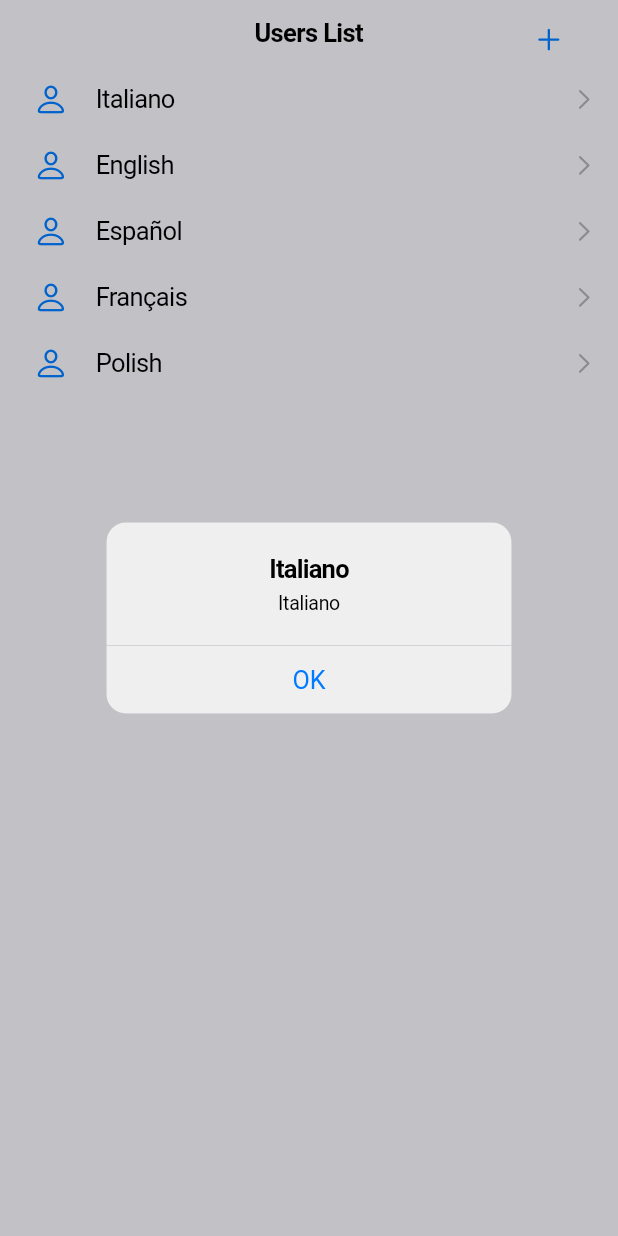
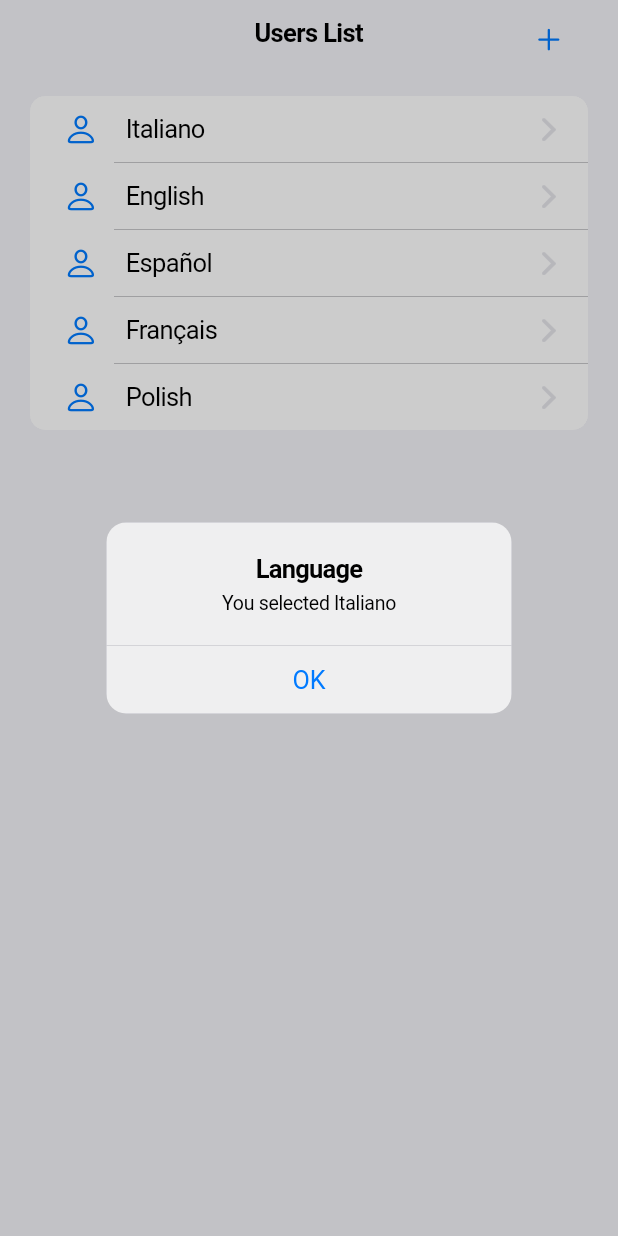
Before and after one commit to PiotrChoinski/BMI-mobile, a Flutter app: the screen it shows after launch, after a tap on "Italiano", on a phone screen of 412 x 824 dp. Run offline on Flutter 3.47's test engine with Material 3 defaults, Android fonts, the phone set to English and light mode, and no system bars.

Commit message:
new users list styles

```diff
--- a/bmi_mobile/lib/pages/users_list_page.dart
+++ b/bmi_mobile/lib/pages/users_list_page.dart
@@ -37,33 +37,48 @@ class _UsersListPageState extends State<UsersListPage> {
                   MaterialPageRoute(
                       builder: (context) => const AddUserPage()))),
         ),
-        child: ListView.builder(
-            itemCount: items.length,
-            itemBuilder: (context, index) => Dismissible(
-                key: Key(index.toString()),
-                onDismissed: (direction) {
-                  print('Dismissed');
-                },
-                background: Container(color: Colors.red),
+        child: SafeArea(
+          child: SingleChildScrollView(
+            child: CupertinoListSection.insetGrouped(
+              children: [
+                for (var item in items)
+                  Dismissible(
+                      key: Key(item.prefix),
+                      onDismissed: (direction) => print(item.prefix),
+                      direction: DismissDirection.endToStart,
+                      background: Container(
+                        color: CupertinoColors.systemRed,
+                        alignment: Alignment.centerRight,
+                        padding: const EdgeInsets.only(right: 16.0),
+                        child: const Icon(CupertinoIcons.delete,
+                            color: Colors.white),
+                      ),
                       child: CupertinoListTile(
+                        title: Text(item.prefix),
+                        leading: const Icon(CupertinoIcons.person),
+                        trailing: const Icon(
+                          CupertinoIcons.forward,
+                          color: CupertinoColors.lightBackgroundGray,
+                        ),
                         onTap: () {
                           showCupertinoDialog(
                               context: context,
                               builder: (context) => CupertinoAlertDialog(
-                              title: Text(items[index].prefix),
-                              content: Text(items[index].helper),
+                                    title: const Text('Language'),
+                                    content:
+                                        Text('You selected ${item.prefix}'),
                                     actions: [
                                       CupertinoDialogAction(
                                           child: const Text('OK'),
-                                    onPressed: () {
-                                      Navigator.of(context).pop();
-                                    }),
+                                          onPressed: () =>
+                                              Navigator.pop(context))
                                     ],
                                   ));
                         },
-                  leading: const Icon(CupertinoIcons.person),
-                  title: Text(items[index].prefix),
-                  trailing: const CupertinoListTileChevron(),
-                ))));
+                      ))
+              ],
+            ),
+          ),
+        ));
   }
 }
```
Lines whose indentation alone changed are shown as unchanged.
